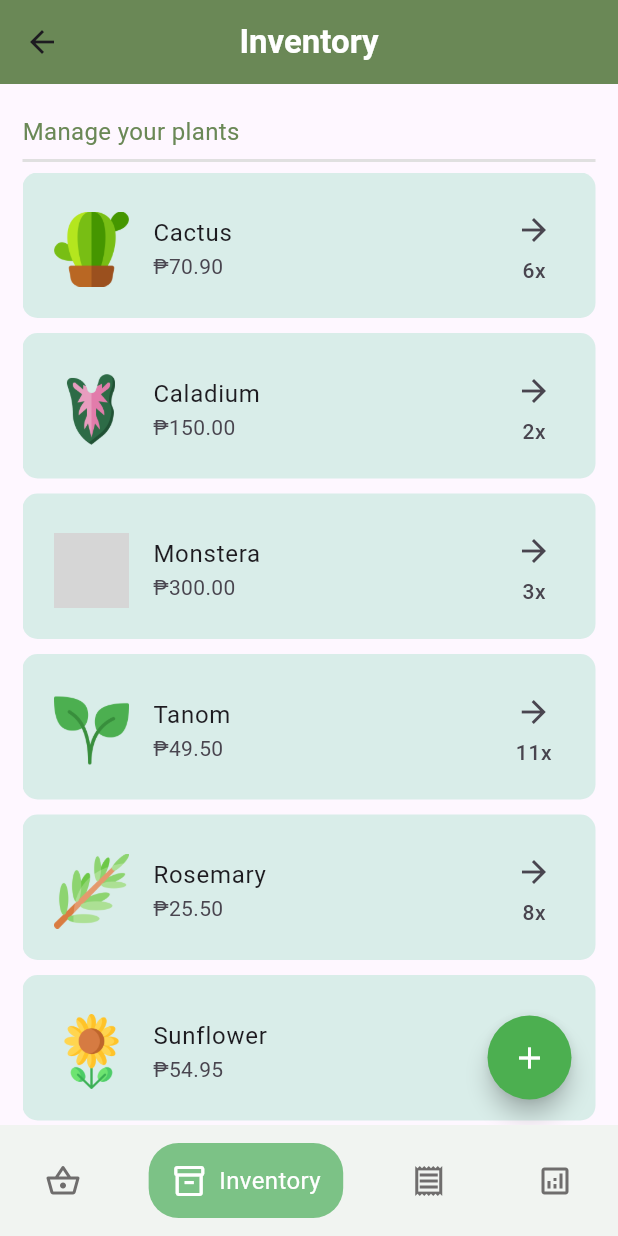
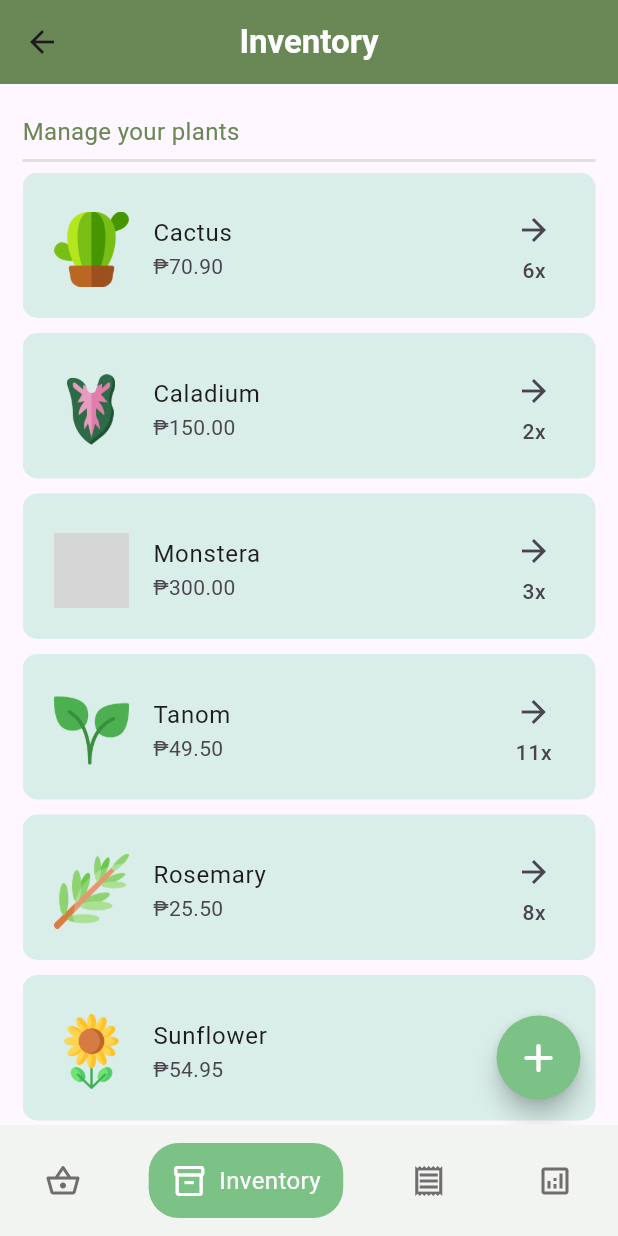
Before and after one commit to mechanixox/Plantdemic, a Flutter app: the HomePage screen opened by its route, item 2 of the bottom bar chosen, on a phone screen of 412 x 824 dp. Run offline on Flutter 3.47's test engine with Material 2 defaults, Android fonts, the phone set to English and light mode, and no system bars; drawn by our look-alikes of google_nav_bar; our stand-ins replace lottie; network calls fail; Roboto replaces fonts that are missing (Arial); grey boxes are pictures that could not be loaded.

Commit message:
minimal changes in the design of floating action button

```diff
--- a/plantdemic/lib/pages/inventory.dart
+++ b/plantdemic/lib/pages/inventory.dart
@@ -74,14 +74,14 @@ class _UserInventoryState extends State<UserInventory> {
               ),
               Positioned(
                 bottom: 16.0,
-                right: 16.0,
+                right: 10.0,
                 child: FloatingActionButton(
                   onPressed: () {
                     // Add your action here
                   },
-                  backgroundColor: Colors.green,
+                  backgroundColor: Color.fromRGBO(124, 194, 134, 1),
                   shape: CircleBorder(),
-                  child: Icon(Icons.add, color: Colors.white),
+                  child: Icon(Icons.add_rounded, color: Colors.white, size: 32),
                 ),
               ),
             ],
```
